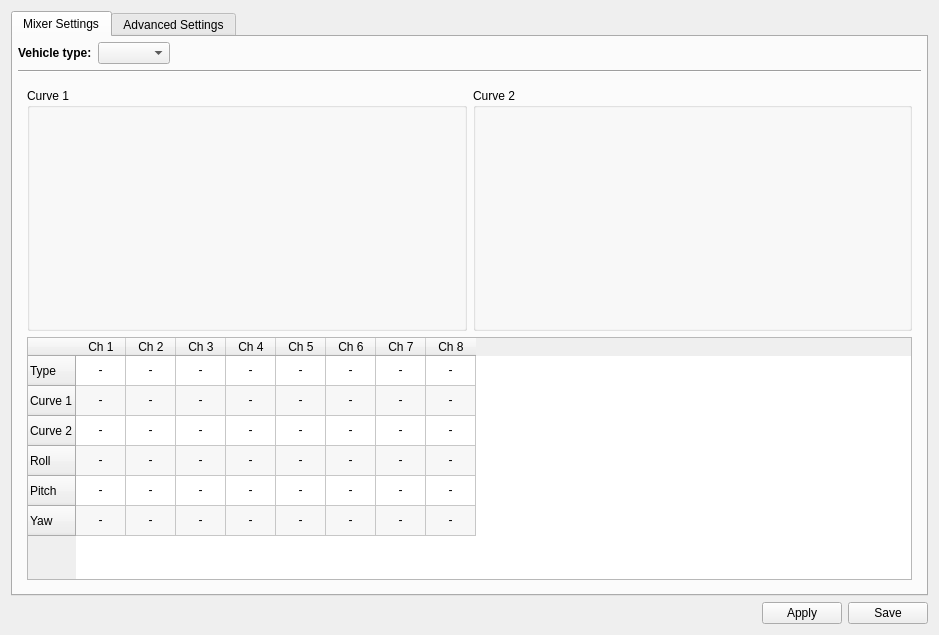
Above: ground/openpilotgcs/src/plugins/config/airframe.ui from openpilot/OpenPilot before the change. Below: the same form after it.
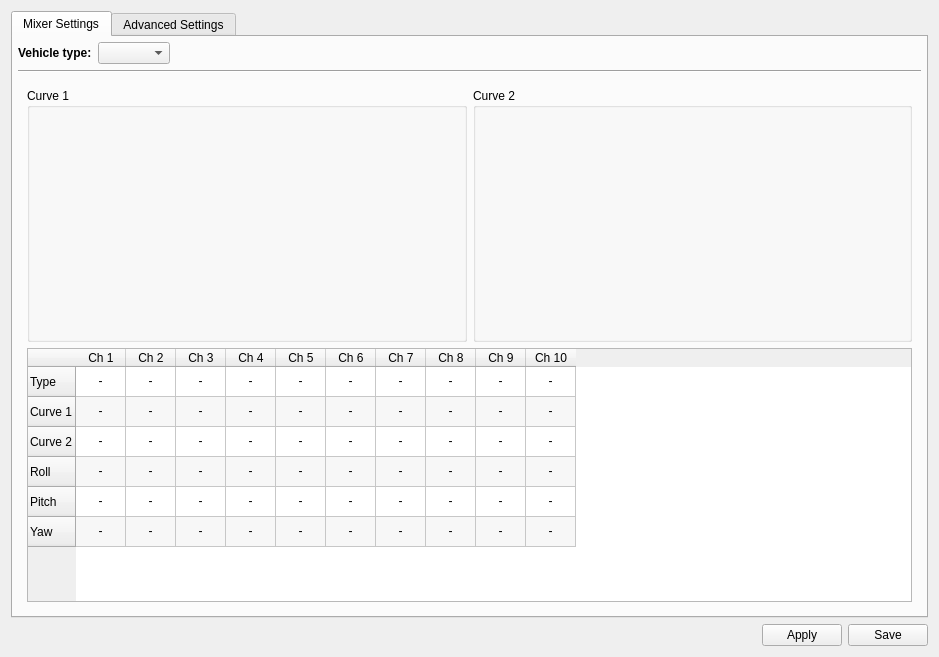
That is the form after the change. The open tabs and pages were chosen to show the change. Icons and pictures are not drawn. Custom widgets are drawn as their Qt base class.

Commit message: MixerCurve: Move code into \config folder; slice out doublespindelegate; enhanced mixercurve in all airframes except heli; layout is better, not there yet. VehicleConfig, Bugfix: update custom mixer table to 10 channels.

```diff
--- a/ground/openpilotgcs/src/plugins/config/airframe.ui
+++ b/ground/openpilotgcs/src/plugins/config/airframe.ui
@@ -7,7 +7,7 @@
     <x>0</x>
     <y>0</y>
     <width>939</width>
-    <height>635</height>
+    <height>657</height>
    </rect>
   </property>
   <property name="windowTitle">
@@ -1775,7 +1775,7 @@
                   <item>
                    <widget class="MixerCurve" name="customThrottle1Curve" native="true">
                     <property name="sizePolicy">
-                     <sizepolicy hsizetype="Expanding" vsizetype="Expanding">
+                     <sizepolicy hsizetype="MinimumExpanding" vsizetype="MinimumExpanding">
                       <horstretch>1</horstretch>
                       <verstretch>1</verstretch>
                      </sizepolicy>
@@ -1818,7 +1818,7 @@
                   <item>
                    <widget class="MixerCurve" name="customThrottle2Curve" native="true">
                     <property name="sizePolicy">
-                     <sizepolicy hsizetype="Expanding" vsizetype="Expanding">
+                     <sizepolicy hsizetype="MinimumExpanding" vsizetype="MinimumExpanding">
                       <horstretch>1</horstretch>
                       <verstretch>1</verstretch>
                      </sizepolicy>
@@ -1941,6 +1941,16 @@
                  <string>Ch 8</string>
                 </property>
                </column>
+               <column>
+                <property name="text">
+                 <string>Ch 9</string>
+                </property>
+               </column>
+               <column>
+                <property name="text">
+                 <string>Ch 10</string>
+                </property>
+               </column>
                <item row="0" column="0">
                 <property name="text">
                  <string>-</string>
@@ -2005,6 +2015,22 @@
                  <set>AlignHCenter|AlignVCenter|AlignCenter</set>
                 </property>
                </item>
+               <item row="0" column="8">
+                <property name="text">
+                 <string>-</string>
+                </property>
+                <property name="textAlignment">
+                 <set>AlignHCenter|AlignVCenter|AlignCenter</set>
+                </property>
+               </item>
+               <item row="0" column="9">
+                <property name="text">
+                 <string>-</string>
+                </property>
+                <property name="textAlignment">
+                 <set>AlignHCenter|AlignVCenter|AlignCenter</set>
+                </property>
+               </item>
                <item row="1" column="0">
                 <property name="text">
                  <string>-</string>
@@ -2069,6 +2095,22 @@
                  <set>AlignHCenter|AlignVCenter|AlignCenter</set>
                 </property>
                </item>
+               <item row="1" column="8">
+                <property name="text">
+                 <string>-</string>
+                </property>
+                <property name="textAlignment">
+                 <set>AlignHCenter|AlignVCenter|AlignCenter</set>
+                </property>
+               </item>
+               <item row="1" column="9">
+                <property name="text">
+                 <string>-</string>
+                </property>
+                <property name="textAlignment">
+                 <set>AlignHCenter|AlignVCenter|AlignCenter</set>
+                </property>
+               </item>
                <item row="2" column="0">
                 <property name="text">
                  <string>-</string>
@@ -2133,6 +2175,22 @@
                  <set>AlignHCenter|AlignVCenter|AlignCenter</set>
                 </property>
                </item>
+               <item row="2" column="8">
+                <property name="text">
+                 <string>-</string>
+                </property>
+                <property name="textAlignment">
+                 <set>AlignHCenter|AlignVCenter|AlignCenter</set>
+                </property>
+               </item>
+               <item row="2" column="9">
+                <property name="text">
+                 <string>-</string>
+                </property>
+                <property name="textAlignment">
+                 <set>AlignHCenter|AlignVCenter|AlignCenter</set>
+                </property>
+               </item>
                <item row="3" column="0">
                 <property name="text">
                  <string>-</string>
@@ -2197,6 +2255,22 @@
                  <set>AlignHCenter|AlignVCenter|AlignCenter</set>
                 </property>
                </item>
+               <item row="3" column="8">
+                <property name="text">
+                 <string>-</string>
+                </property>
+                <property name="textAlignment">
+                 <set>AlignHCenter|AlignVCenter|AlignCenter</set>
+                </property>
+               </item>
+               <item row="3" column="9">
+                <property name="text">
+                 <string>-</string>
+                </property>
+                <property name="textAlignment">
+                 <set>AlignHCenter|AlignVCenter|AlignCenter</set>
+                </property>
+               </item>
                <item row="4" column="0">
                 <property name="text">
                  <string>-</string>
@@ -2261,6 +2335,22 @@
                  <set>AlignHCenter|AlignVCenter|AlignCenter</set>
                 </property>
                </item>
+               <item row="4" column="8">
+                <property name="text">
+                 <string>-</string>
+                </property>
+                <property name="textAlignment">
+                 <set>AlignHCenter|AlignVCenter|AlignCenter</set>
+                </property>
+               </item>
+               <item row="4" column="9">
+                <property name="text">
+                 <string>-</string>
+                </property>
+                <property name="textAlignment">
+                 <set>AlignHCenter|AlignVCenter|AlignCenter</set>
+                </property>
+               </item>
                <item row="5" column="0">
                 <property name="text">
                  <string>-</string>
@@ -2325,6 +2415,22 @@
                  <set>AlignHCenter|AlignVCenter|AlignCenter</set>
                 </property>
                </item>
+               <item row="5" column="8">
+                <property name="text">
+                 <string>-</string>
+                </property>
+                <property name="textAlignment">
+                 <set>AlignHCenter|AlignVCenter|AlignCenter</set>
+                </property>
+               </item>
+               <item row="5" column="9">
+                <property name="text">
+                 <string>-</string>
+                </property>
+                <property name="textAlignment">
+                 <set>AlignHCenter|AlignVCenter|AlignCenter</set>
+                </property>
+               </item>
               </widget>
              </item>
             </layout>
```
Left out of the diff: 49 changed lines with no effect on the pictures. The commit also changes 11 other files.
